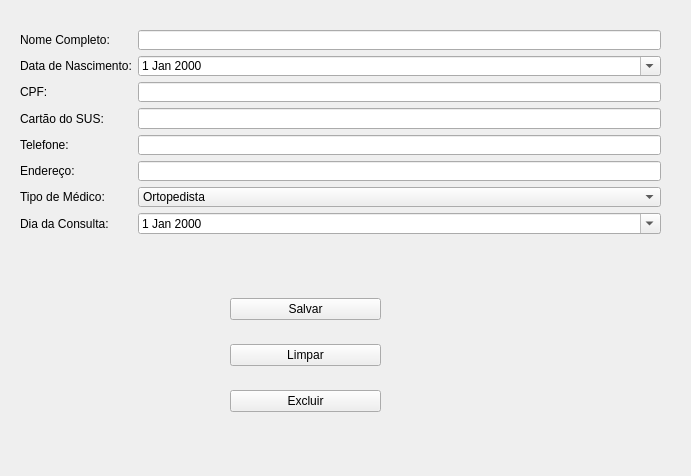
The window that ui/cadastro.ui (willasantos/Projeto-SDMC) describes before a commit, drawn with Qt 5.
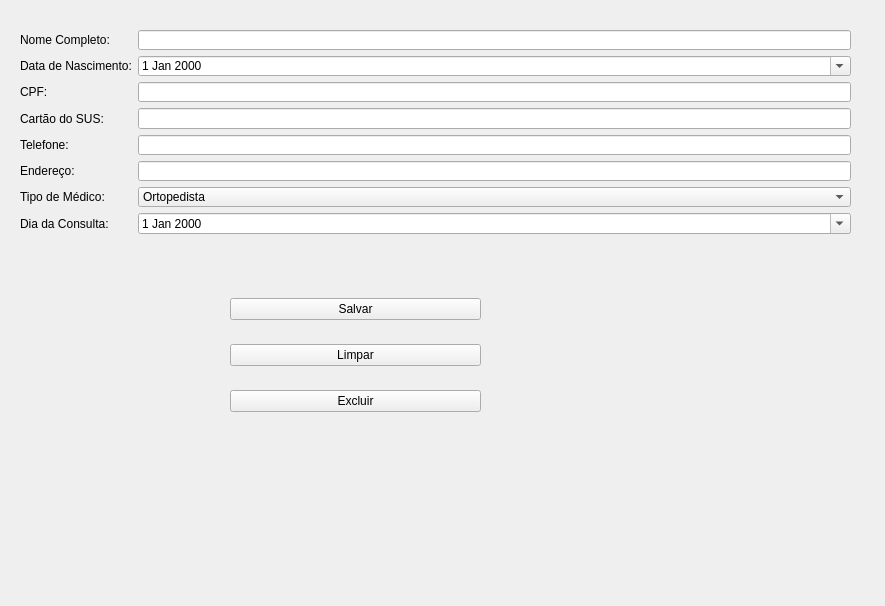
The same window after the commit.

The edit to the form file:
```diff
--- a/ui/cadastro.ui
+++ b/ui/cadastro.ui
@@ -6,8 +6,8 @@
    <rect>
     <x>0</x>
     <y>0</y>
-    <width>691</width>
-    <height>476</height>
+    <width>885</width>
+    <height>606</height>
    </rect>
   </property>
   <property name="windowTitle">
@@ -18,7 +18,7 @@
     <rect>
      <x>230</x>
      <y>280</y>
-     <width>151</width>
+     <width>251</width>
      <height>151</height>
     </rect>
    </property>
@@ -51,7 +51,7 @@
     <rect>
      <x>20</x>
      <y>30</y>
-     <width>641</width>
+     <width>831</width>
      <height>204</height>
     </rect>
    </property>
```
